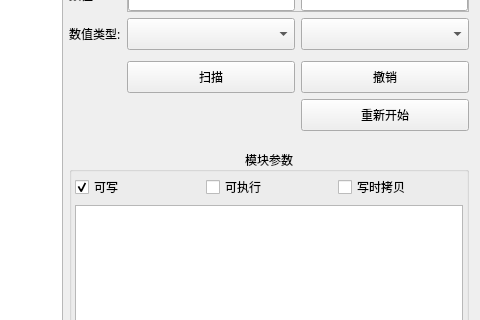
SxyHack/BossEngine, file src/gui/scan/ScanTabPage.ui: the form before one commit; both pictures show x 545 to 1025 and y 85 to 405 of the 1025 by 668 pixel window.
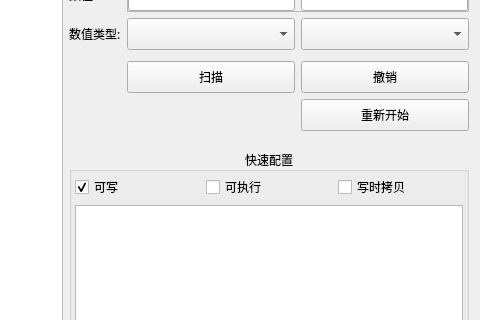
The form after the commit.

```diff
--- a/src/gui/scan/ScanTabPage.ui
+++ b/src/gui/scan/ScanTabPage.ui
@@ -439,7 +439,7 @@
          </font>
         </property>
         <property name="title">
-         <string>模块参数</string>
+         <string>快速配置</string>
         </property>
         <property name="alignment">
          <set>Qt::AlignCenter</set>
```
Left out of the diff: 33 changed lines with no effect on the pictures.
